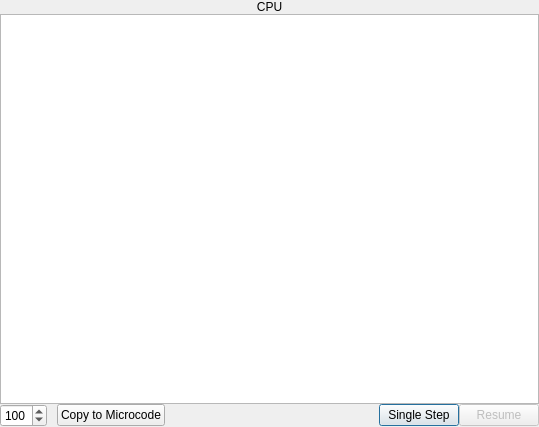
Above: cpupane.ui from StanWarford/pep8cpu before the change. Below: the same form after it.
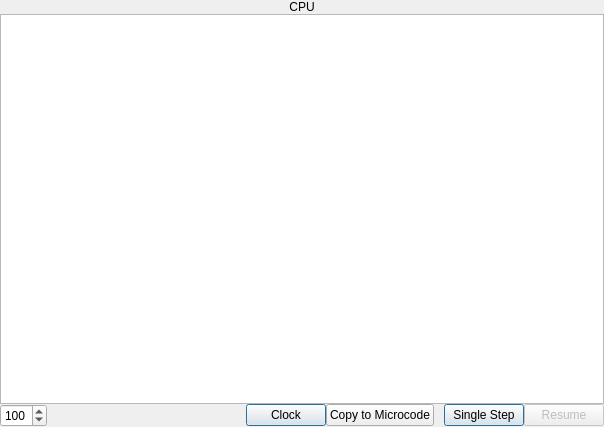
That is the form after the change.

Commit message: Coloring changes to the cpu pane, added another button to the cpu pane ui.

```diff
--- a/cpupane.ui
+++ b/cpupane.ui
@@ -6,7 +6,7 @@
    <rect>
     <x>0</x>
     <y>0</y>
-    <width>539</width>
+    <width>604</width>
     <height>427</height>
    </rect>
   </property>
@@ -127,6 +127,36 @@
        </property>
       </widget>
      </item>
+     <item>
+      <spacer name="horizontalSpacer">
+       <property name="orientation">
+        <enum>Qt::Horizontal</enum>
+       </property>
+       <property name="sizeHint" stdset="0">
+        <size>
+         <width>40</width>
+         <height>20</height>
+        </size>
+       </property>
+      </spacer>
+     </item>
+     <item>
+      <widget class="QPushButton" name="clockPushButton">
+       <property name="text">
+        <string>Clock</string>
+       </property>
+       <property name="default">
+        <bool>true</bool>
+       </property>
+      </widget>
+     </item>
+     <item>
+      <widget class="QPushButton" name="copyToMicrocodePushButton">
+       <property name="text">
+        <string>Copy to Microcode</string>
+       </property>
+      </widget>
+     </item>
      <item>
       <widget class="QFrame" name="frame">
        <property name="minimumSize">
@@ -143,26 +173,6 @@
        </property>
       </widget>
      </item>
-     <item>
-      <widget class="QPushButton" name="copyToMicrocodePushButton">
-       <property name="text">
-        <string>Copy to Microcode</string>
-       </property>
-      </widget>
-     </item>
-     <item>
-      <spacer name="horizontalSpacer">
-       <property name="orientation">
-        <enum>Qt::Horizontal</enum>
-       </property>
-       <property name="sizeHint" stdset="0">
-        <size>
-         <width>40</width>
-         <height>20</height>
-        </size>
-       </property>
-      </spacer>
-     </item>
      <item>
       <widget class="QPushButton" name="singleStepPushButton">
        <property name="enabled">
```
The commit also changes 2 other files.
